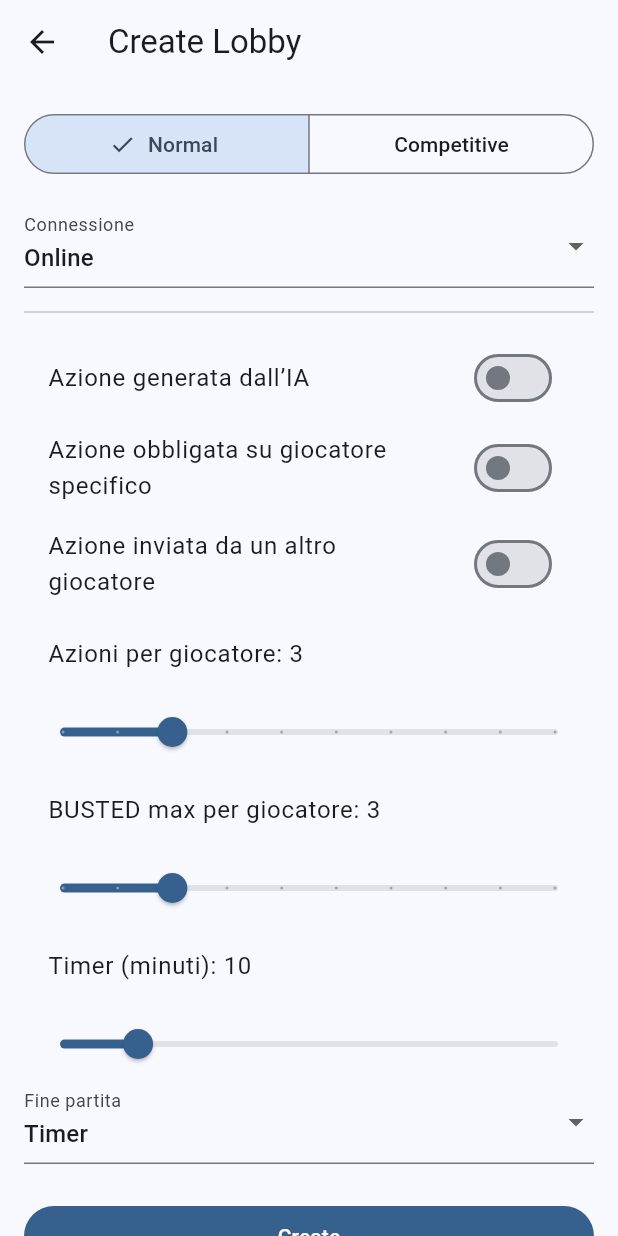
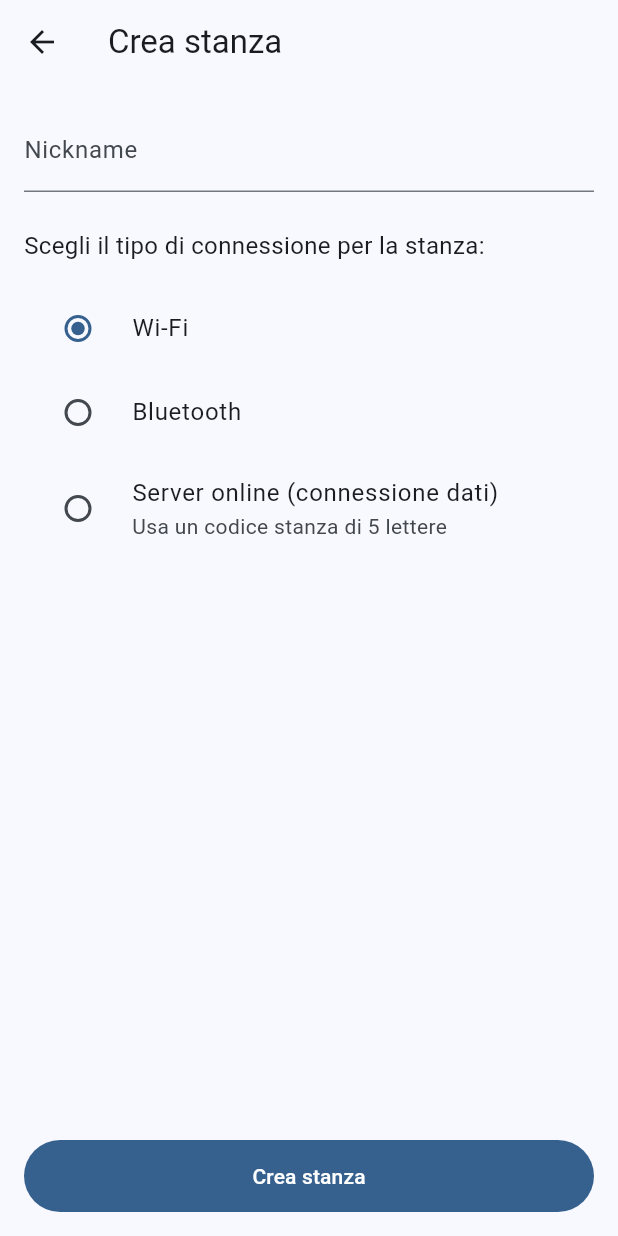
Before and after one commit to Sisghe/busted, a Flutter app: the CreateLobbyScreen screen opened by its route, on a phone screen of 412 x 824 dp. Run offline on Flutter 3.47's test engine with Material 3 defaults, Android fonts, the phone set to English and light mode, and no system bars.

Commit message:
Struttura base 2.0

```diff
--- a/lib/main.dart
+++ b/lib/main.dart
@@ -17,7 +17,6 @@ class BustedApp extends StatelessWidget {
       routes: {
         '/create': (_) => const CreateLobbyScreen(),
         '/join': (_) => const JoinLobbyScreen(),
-        '/settings': (_) => const Placeholder(),
       },
     );
   }
--- /dev/null
+++ b/lib/models/tipo_connessione.dart
@@ -0,0 +1 @@
+enum TipoConnessione { wifi, bluetooth, serverOnline }
--- a/lib/screens/create_lobby_screen.dart
+++ b/lib/screens/create_lobby_screen.dart
@@ -1,10 +1,6 @@
 import 'package:flutter/material.dart';
-
-enum GameMode { normal, competitive }
-
-enum NetworkMode { online, lan, bluetooth }
-
-enum EndCondition { timer, actionsDone, manual }
+import '../models/tipo_connessione.dart';
+import 'lobby_screen.dart';
 
 class CreateLobbyScreen extends StatefulWidget {
   const CreateLobbyScreen({super.key});
@@ -14,137 +10,100 @@ class CreateLobbyScreen extends StatefulWidget {
 }
 
 class _CreateLobbyScreenState extends State<CreateLobbyScreen> {
-  GameMode _mode = GameMode.normal;
-  NetworkMode _network = NetworkMode.online;
-  EndCondition _end = EndCondition.timer;
+  final _nomeController = TextEditingController();
+  TipoConnessione _tipo = TipoConnessione.wifi;
 
-  bool _aiAction = false;
-  bool _forcedTarget = false;
-  bool _playerSent = false;
+  @override
+  void dispose() {
+    _nomeController.dispose();
+    super.dispose();
+  }
 
-  int _actionsPerPlayer = 3;
-  int _bustedMax = 3;
-  int _timerMinutes = 10;
+  String _generaCodiceStanza() {
+    const chars = 'ABCDEFGHJKLMNPQRSTUVWXYZ23456789';
+    final seed = DateTime.now().millisecondsSinceEpoch;
+    String code = '';
+    for (int i = 0; i < 5; i++) {
+      code += chars[(seed + i * 17) % chars.length];
+    }
+    return code;
+  }
 
   @override
   Widget build(BuildContext context) {
+    final bool usaCodice = _tipo == TipoConnessione.serverOnline;
+
     return Scaffold(
-      appBar: AppBar(title: const Text('Create Lobby')),
-      body: ListView(
+      appBar: AppBar(title: const Text('Crea stanza')),
+      body: Padding(
         padding: const EdgeInsets.all(16),
-        children: [
-          // Modalità
-          SegmentedButton<GameMode>(
-            segments: const [
-              ButtonSegment(value: GameMode.normal, label: Text('Normal')),
-              ButtonSegment(
-                value: GameMode.competitive,
-                label: Text('Competitive'),
+        child: Column(
+          crossAxisAlignment: CrossAxisAlignment.start,
+          children: [
+            TextField(
+              controller: _nomeController,
+              decoration: const InputDecoration(labelText: 'Nickname'),
+            ),
+            const SizedBox(height: 24),
+            const Text(
+              'Scegli il tipo di connessione per la stanza:',
+              style: TextStyle(fontSize: 16),
+            ),
+            const SizedBox(height: 16),
+            RadioListTile<TipoConnessione>(
+              title: const Text('Wi-Fi'),
+              value: TipoConnessione.wifi,
+              groupValue: _tipo,
+              onChanged: (v) => setState(() => _tipo = v!),
+            ),
+            RadioListTile<TipoConnessione>(
+              title: const Text('Bluetooth'),
+              value: TipoConnessione.bluetooth,
+              groupValue: _tipo,
+              onChanged: (v) => setState(() => _tipo = v!),
+            ),
+            RadioListTile<TipoConnessione>(
+              title: const Text('Server online (connessione dati)'),
+              subtitle: const Text('Usa un codice stanza di 5 lettere'),
+              value: TipoConnessione.serverOnline,
+              groupValue: _tipo,
+              onChanged: (v) => setState(() => _tipo = v!),
+            ),
+            const Spacer(),
+            FilledButton(
+              onPressed: () {
+                final nome = _nomeController.text.trim();
+                if (nome.isEmpty) {
+                  ScaffoldMessenger.of(context).showSnackBar(
+                    const SnackBar(content: Text('Inserisci un nickname')),
+                  );
+                  return;
+                }
+
+                String? codice;
+                if (usaCodice) {
+                  codice = _generaCodiceStanza();
+                }
+
+                // Vai alla schermata Stanza come creatore
+                Navigator.of(context).push(
+                  MaterialPageRoute(
+                    builder: (_) => LobbyScreen(
+                      nickname: nome,
+                      isHost: true,
+                      tipoConnessione: _tipo,
+                      codiceStanza: codice,
+                    ),
+                  ),
+                );
+              },
+              style: FilledButton.styleFrom(
+                minimumSize: const Size.fromHeight(48),
               ),
-            ],
-            selected: {_mode},
-            onSelectionChanged: (s) => setState(() => _mode = s.first),
-          ),
-          const SizedBox(height: 16),
-
-          // Connessione
-          DropdownButtonFormField<NetworkMode>(
-            value: _network,
-            decoration: const InputDecoration(labelText: 'Connessione'),
-            items: const [
-              DropdownMenuItem(
-                value: NetworkMode.online,
-                child: Text('Online'),
-              ),
-              DropdownMenuItem(
-                value: NetworkMode.lan,
-                child: Text('Wi-Fi locale'),
-              ),
-              DropdownMenuItem(
-                value: NetworkMode.bluetooth,
-                child: Text('Bluetooth'),
-              ),
-            ],
-            onChanged: (v) =>
-                setState(() => _network = v ?? NetworkMode.online),
-          ),
-          const Divider(height: 32),
-
-          // Switch
-          SwitchListTile(
-            title: const Text('Azione generata dall’IA'),
-            value: _aiAction,
-            onChanged: (v) => setState(() => _aiAction = v),
-          ),
-          SwitchListTile(
-            title: const Text('Azione obbligata su giocatore specifico'),
-            value: _forcedTarget,
-            onChanged: (v) => setState(() => _forcedTarget = v),
-          ),
-          SwitchListTile(
-            title: const Text('Azione inviata da un altro giocatore'),
-            value: _playerSent,
-            onChanged: (v) => setState(() => _playerSent = v),
-          ),
-
-          // Slider numerici
-          ListTile(title: Text('Azioni per giocatore: $_actionsPerPlayer')),
-          Slider(
-            value: _actionsPerPlayer.toDouble(),
-            min: 1,
-            max: 10,
-            divisions: 9,
-            label: _actionsPerPlayer.toString(),
-            onChanged: (v) => setState(() => _actionsPerPlayer = v.round()),
-          ),
-          ListTile(title: Text('BUSTED max per giocatore: $_bustedMax')),
-          Slider(
-            value: _bustedMax.toDouble(),
-            min: 1,
-            max: 10,
-            divisions: 9,
-            label: _bustedMax.toString(),
-            onChanged: (v) => setState(() => _bustedMax = v.round()),
-          ),
-          ListTile(title: Text('Timer (minuti): $_timerMinutes')),
-          Slider(
-            value: _timerMinutes.toDouble(),
-            min: 1,
-            max: 60,
-            divisions: 59,
-            label: _timerMinutes.toString(),
-            onChanged: (v) => setState(() => _timerMinutes = v.round()),
-          ),
-
-          // Fine partita
-          DropdownButtonFormField<EndCondition>(
-            value: _end,
-            decoration: const InputDecoration(labelText: 'Fine partita'),
-            items: const [
-              DropdownMenuItem(value: EndCondition.timer, child: Text('Timer')),
-              DropdownMenuItem(
-                value: EndCondition.actionsDone,
-                child: Text('Azioni finite'),
-              ),
-              DropdownMenuItem(
-                value: EndCondition.manual,
-                child: Text('Manuale'),
-              ),
-            ],
-            onChanged: (v) => setState(() => _end = v ?? EndCondition.timer),
-          ),
-
-          const SizedBox(height: 24),
-          FilledButton(
-            onPressed: () {
-              // TODO: crea lobby sul backend e naviga
-              ScaffoldMessenger.of(context).showSnackBar(
-                const SnackBar(content: Text('Lobby creata (placeholder)')),
-              );
-            },
-            child: const Text('Create'),
-          ),
-        ],
+              child: const Text('Crea stanza'),
+            ),
+          ],
+        ),
       ),
     );
   }
--- a/lib/screens/home_screen.dart
+++ b/lib/screens/home_screen.dart
@@ -18,7 +18,7 @@ class HomeScreen extends StatelessWidget {
                 style: FilledButton.styleFrom(
                   minimumSize: const Size.fromHeight(48),
                 ),
-                child: const Text('Create Lobby'),
+                child: const Text('Crea stanza'),
               ),
               const SizedBox(height: 12),
               OutlinedButton(
@@ -26,12 +26,7 @@ class HomeScreen extends StatelessWidget {
                 style: OutlinedButton.styleFrom(
                   minimumSize: const Size.fromHeight(48),
                 ),
-                child: const Text('Join Lobby'),
-              ),
-              const SizedBox(height: 12),
-              TextButton(
-                onPressed: () => Navigator.pushNamed(context, '/settings'),
-                child: const Text('Settings'),
+                child: const Text('Entra in stanza'),
               ),
             ],
           ),
--- a/lib/screens/join_lobby_screen.dart
+++ b/lib/screens/join_lobby_screen.dart
@@ -1,4 +1,6 @@
 import 'package:flutter/material.dart';
+import '../models/tipo_connessione.dart';
+import 'lobby_screen.dart';
 
 class JoinLobbyScreen extends StatefulWidget {
   const JoinLobbyScreen({super.key});
@@ -8,58 +10,114 @@ class JoinLobbyScreen extends StatefulWidget {
 }
 
 class _JoinLobbyScreenState extends State<JoinLobbyScreen> {
-  final _nameController = TextEditingController();
-  final _codeController = TextEditingController();
+  final _nomeController = TextEditingController();
+  final _codiceController = TextEditingController();
+  TipoConnessione _tipo = TipoConnessione.wifi; // locale di default
 
   @override
   void dispose() {
-    _nameController.dispose();
-    _codeController.dispose();
+    _nomeController.dispose();
+    _codiceController.dispose();
     super.dispose();
   }
 
   @override
   Widget build(BuildContext context) {
+    final bool richiedeCodice = _tipo == TipoConnessione.serverOnline;
+
     return Scaffold(
-      appBar: AppBar(title: const Text('Join Lobby')),
+      appBar: AppBar(title: const Text('Entra in stanza')),
       body: Padding(
         padding: const EdgeInsets.all(16),
         child: Column(
           children: [
             TextField(
-              controller: _nameController,
+              controller: _nomeController,
               decoration: const InputDecoration(labelText: 'Nickname'),
             ),
-            const SizedBox(height: 12),
-            TextField(
-              controller: _codeController,
-              decoration: const InputDecoration(
-                labelText: 'Lobby code',
-                hintText: 'ABCDE',
+            const SizedBox(height: 16),
+
+            Align(
+              alignment: Alignment.centerLeft,
+              child: Text(
+                'Tipo di connessione:',
+                style: Theme.of(context).textTheme.titleMedium,
               ),
-              textCapitalization: TextCapitalization.characters,
             ),
-            const SizedBox(height: 24),
+            const SizedBox(height: 8),
+
+            RadioListTile<TipoConnessione>(
+              title: const Text('Wi-Fi / Bluetooth (locale)'),
+              value: TipoConnessione.wifi,
+              groupValue: _tipo,
+              onChanged: (v) => setState(() => _tipo = v!),
+            ),
+            RadioListTile<TipoConnessione>(
+              title: const Text('Server online (codice stanza)'),
+              value: TipoConnessione.serverOnline,
+              groupValue: _tipo,
+              onChanged: (v) => setState(() => _tipo = v!),
+            ),
+
+            if (richiedeCodice) ...[
+              const SizedBox(height: 8),
+              TextField(
+                controller: _codiceController,
+                decoration: const InputDecoration(
+                  labelText: 'Codice stanza (5 lettere)',
+                  hintText: 'ABCDE',
+                ),
+                maxLength: 5,
+                textCapitalization: TextCapitalization.characters,
+                onChanged: (value) {
+                  final upper = value.toUpperCase();
+                  if (upper != value) {
+                    _codiceController.value = _codiceController.value.copyWith(
+                      text: upper,
+                      selection: TextSelection.collapsed(offset: upper.length),
+                    );
+                  }
+                },
+              ),
+            ],
+
+            const Spacer(),
             FilledButton(
               onPressed: () {
-                final name = _nameController.text.trim();
-                final code = _codeController.text.trim().toUpperCase();
-                if (name.isEmpty || code.length < 4) {
+                final nome = _nomeController.text.trim();
+                final codice = _codiceController.text.trim();
+
+                if (nome.isEmpty) {
+                  ScaffoldMessenger.of(context).showSnackBar(
+                    const SnackBar(content: Text('Inserisci un nickname')),
+                  );
+                  return;
+                }
+
+                if (richiedeCodice && codice.length != 5) {
                   ScaffoldMessenger.of(context).showSnackBar(
                     const SnackBar(
-                      content: Text('Inserisci nickname e codice valido'),
+                      content: Text('Inserisci un codice di 5 lettere'),
                     ),
                   );
                   return;
                 }
-                // TODO: join sul backend
-                ScaffoldMessenger.of(context).showSnackBar(
-                  SnackBar(
-                    content: Text('Join $code come $name (placeholder)'),
+
+                Navigator.of(context).push(
+                  MaterialPageRoute(
+                    builder: (_) => LobbyScreen(
+                      nickname: nome,
+                      isHost: false,
+                      tipoConnessione: _tipo,
+                      codiceStanza: richiedeCodice ? codice : null,
+                    ),
                   ),
                 );
               },
-              child: const Text('Join'),
+              style: FilledButton.styleFrom(
+                minimumSize: const Size.fromHeight(48),
+              ),
+              child: const Text('Entra'),
             ),
           ],
         ),
```
Also changed, not shown: lib/screens/lobby_screen.dart (added, +235 -0 lines).
